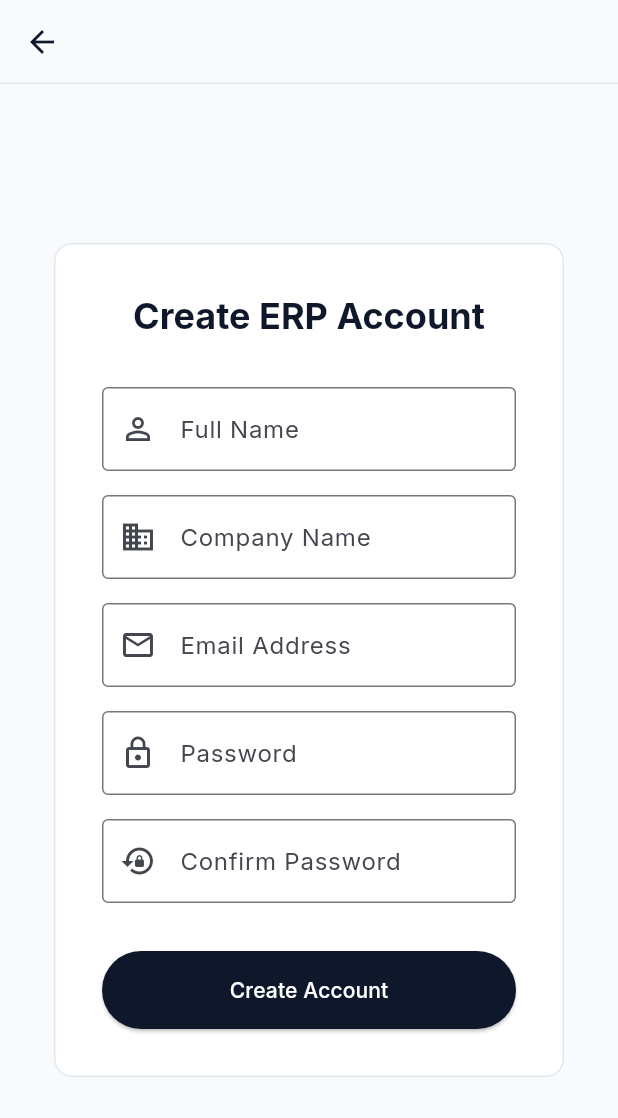
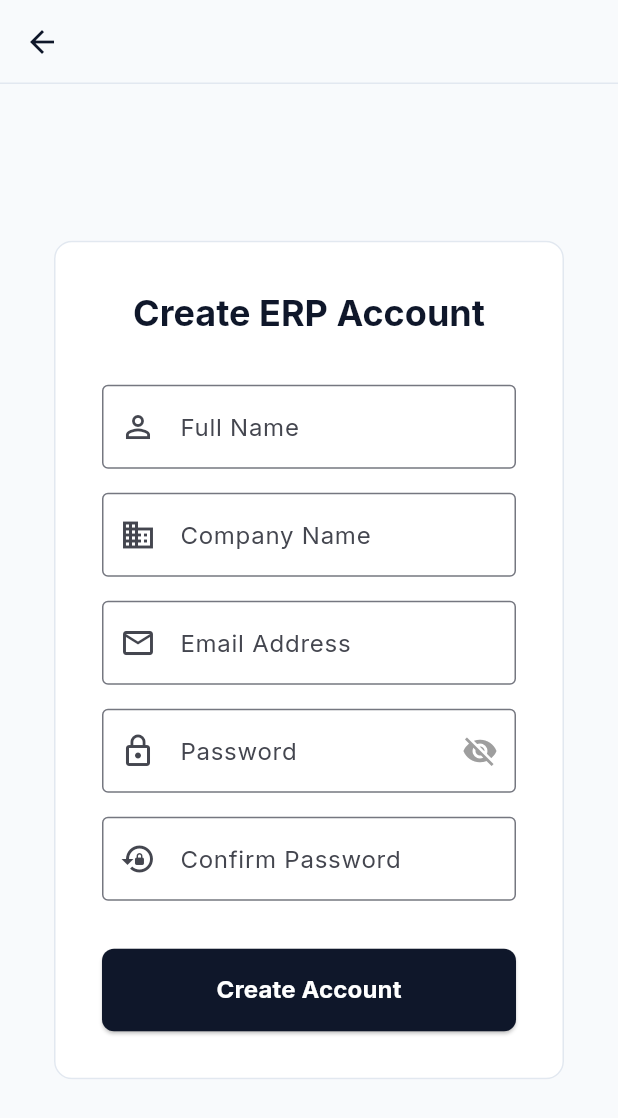
Before and after one commit to afaqhaider/ledgix_erp, a Flutter app: the RegisterScreen screen opened directly, on a phone screen of 412 x 824 dp. Shown: the top 1118 px of the screen. Run offline on Flutter 3.47's test engine with Material 3 defaults, Android fonts, the phone set to English and light mode, and no system bars; our stand-ins replace cloud_firestore, firebase_auth, firebase_core, fl_chart, go_router, google_fonts; accounts and stored records are empty.

Commit message:
feat: enhance auth with validation, loading states, and firestore profile

```diff
--- a/lib/features/auth/presentation/screens/register_screen.dart
+++ b/lib/features/auth/presentation/screens/register_screen.dart
@@ -9,21 +9,19 @@ class RegisterScreen extends StatefulWidget {
 }
 
 class _RegisterScreenState extends State<RegisterScreen> {
+  final _formKey = GlobalKey<FormState>();
   final _fullNameController = TextEditingController();
   final _companyController = TextEditingController();
   final _emailController = TextEditingController();
   final _passwordController = TextEditingController();
   final _confirmPasswordController = TextEditingController();
   final _authService = AuthService();
+
   bool _isLoading = false;
+  bool _obscurePassword = true;
 
   Future<void> _register() async {
-    if (_passwordController.text != _confirmPasswordController.text) {
-      ScaffoldMessenger.of(context).showSnackBar(
-        const SnackBar(content: Text('Passwords do not match')),
-      );
-      return;
-    }
+    if (!_formKey.currentState!.validate()) return;
 
     setState(() => _isLoading = true);
     try {
@@ -37,7 +35,10 @@ class _RegisterScreenState extends State<RegisterScreen> {
     } catch (e) {
       if (mounted) {
         ScaffoldMessenger.of(context).showSnackBar(
-          SnackBar(content: Text(e.toString())),
+          SnackBar(
+            content: Text(e.toString()),
+            backgroundColor: Colors.redAccent,
+          ),
         );
       }
     } finally {
@@ -50,7 +51,11 @@ class _RegisterScreenState extends State<RegisterScreen> {
     final theme = Theme.of(context);
     return Scaffold(
       backgroundColor: theme.colorScheme.background,
-      appBar: AppBar(backgroundColor: Colors.transparent),
+      appBar: AppBar(
+        backgroundColor: Colors.transparent,
+        elevation: 0,
+        iconTheme: IconThemeData(color: theme.colorScheme.primary),
+      ),
       body: Center(
         child: SingleChildScrollView(
           padding: const EdgeInsets.all(32),
@@ -59,6 +64,8 @@ class _RegisterScreenState extends State<RegisterScreen> {
             child: Card(
               child: Padding(
                 padding: const EdgeInsets.all(32),
+                child: Form(
+                  key: _formKey,
                   child: Column(
                     mainAxisSize: MainAxisSize.min,
                     crossAxisAlignment: CrossAxisAlignment.stretch,
@@ -72,51 +79,77 @@ class _RegisterScreenState extends State<RegisterScreen> {
                         ),
                       ),
                       const SizedBox(height: 32),
-                    TextField(
+                      TextFormField(
                         controller: _fullNameController,
                         decoration: const InputDecoration(
                           labelText: 'Full Name',
                           prefixIcon: Icon(Icons.person_outline),
                           border: OutlineInputBorder(),
                         ),
+                        validator: (value) => value == null || value.isEmpty ? 'Please enter your full name' : null,
                       ),
                       const SizedBox(height: 16),
-                    TextField(
+                      TextFormField(
                         controller: _companyController,
                         decoration: const InputDecoration(
                           labelText: 'Company Name',
                           prefixIcon: Icon(Icons.business_outlined),
                           border: OutlineInputBorder(),
                         ),
+                        validator: (value) => value == null || value.isEmpty ? 'Please enter your company name' : null,
                       ),
                       const SizedBox(height: 16),
-                    TextField(
+                      TextFormField(
                         controller: _emailController,
+                        keyboardType: TextInputType.emailAddress,
                         decoration: const InputDecoration(
                           labelText: 'Email Address',
                           prefixIcon: Icon(Icons.email_outlined),
                           border: OutlineInputBorder(),
                         ),
+                        validator: (value) {
+                          if (value == null || value.isEmpty) return 'Please enter your email';
+                          if (!RegExp(r'^[\w.-]+@([\w-]+\.)+[\w-]{2,4}$').hasMatch(value)) {
+                            return 'Please enter a valid email address';
+                          }
+                          return null;
+                        },
                       ),
                       const SizedBox(height: 16),
-                    TextField(
+                      TextFormField(
                         controller: _passwordController,
-                      obscureText: true,
-                      decoration: const InputDecoration(
+                        obscureText: _obscurePassword,
+                        decoration: InputDecoration(
                           labelText: 'Password',
-                        prefixIcon: Icon(Icons.lock_outline),
-                        border: OutlineInputBorder(),
+                          prefixIcon: const Icon(Icons.lock_outline),
+                          suffixIcon: IconButton(
+                            icon: Icon(
+                              _obscurePassword ? Icons.visibility_off : Icons.visibility,
+                              color: Colors.grey,
                             ),
+                            onPressed: () => setState(() => _obscurePassword = !_obscurePassword),
+                          ),
+                          border: const OutlineInputBorder(),
+                        ),
+                        validator: (value) {
+                          if (value == null || value.isEmpty) return 'Please enter a password';
+                          if (value.length < 6) return 'Password must be at least 6 characters';
+                          return null;
+                        },
                       ),
                       const SizedBox(height: 16),
-                    TextField(
+                      TextFormField(
                         controller: _confirmPasswordController,
-                      obscureText: true,
+                        obscureText: _obscurePassword,
                         decoration: const InputDecoration(
                           labelText: 'Confirm Password',
                           prefixIcon: Icon(Icons.lock_reset),
                           border: OutlineInputBorder(),
                         ),
+                        validator: (value) {
+                          if (value != _passwordController.text) return 'Passwords do not match';
+                          return null;
+                        },
                       ),
                       const SizedBox(height: 32),
                       ElevatedButton(
@@ -125,6 +158,7 @@ class _RegisterScreenState extends State<RegisterScreen> {
                           padding: const EdgeInsets.symmetric(vertical: 16),
                           backgroundColor: theme.colorScheme.primary,
                           foregroundColor: Colors.white,
+                          shape: RoundedRectangleBorder(borderRadius: BorderRadius.circular(8)),
                         ),
                         child: _isLoading
                             ? const SizedBox(
@@ -135,9 +169,10 @@ class _RegisterScreenState extends State<RegisterScreen> {
                                   color: Colors.white,
                                 ),
                               )
-                          : const Text('Create Account'),
+                            : const Text('Create Account', style: TextStyle(fontSize: 16, fontWeight: FontWeight.bold)),
                       ),
                     ],
+                  ),
                 ),
               ),
             ),
--- a/lib/features/auth/services/auth_service.dart
+++ b/lib/features/auth/services/auth_service.dart
@@ -41,6 +41,7 @@ class AuthService {
         'email': email,
         'fullName': fullName,
         'companyName': companyName,
+        'role': 'owner',
         'createdAt': FieldValue.serverTimestamp(),
       });
 
```
Also changed, not shown: lib/features/auth/presentation/screens/login_screen.dart (+59 -10 lines). Lines whose indentation alone changed are shown as unchanged.
